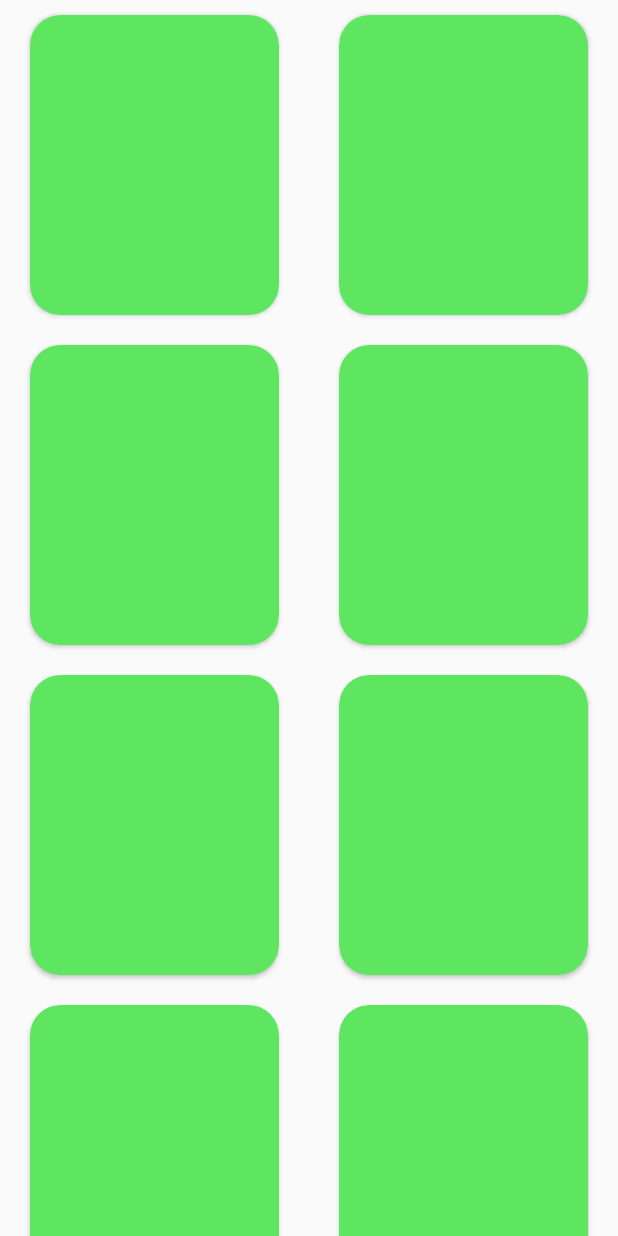
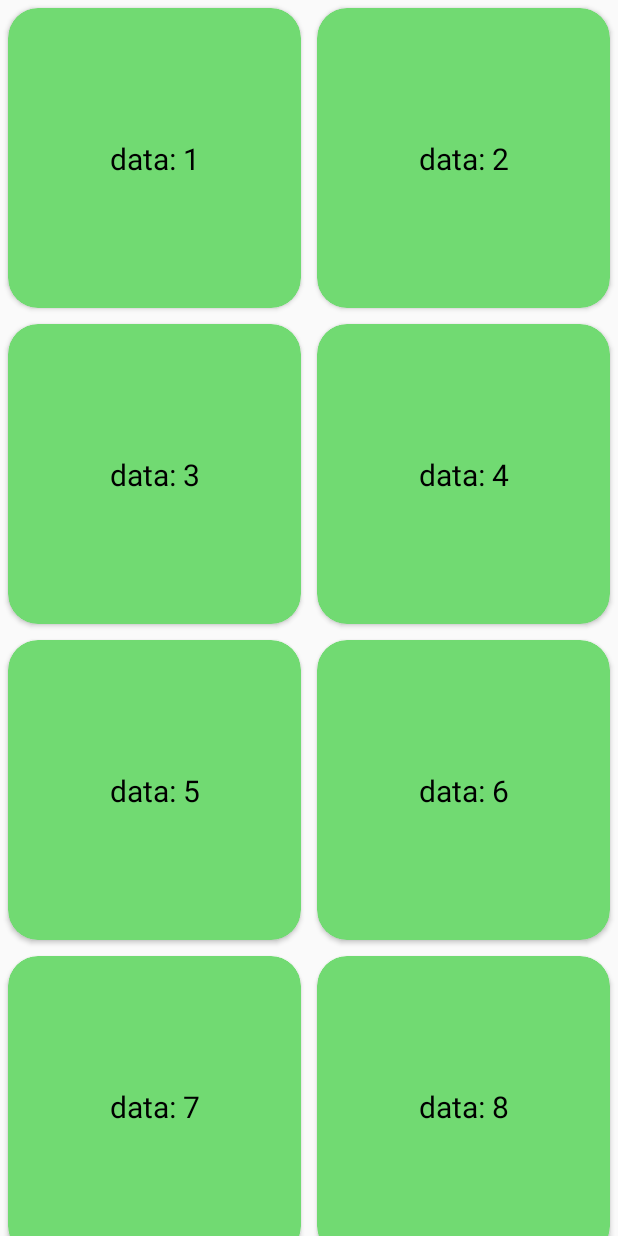
Before and after one commit to valkriaine/Bouncy, an Android app: the screen it shows after launch (MainActivity), on a phone screen of 412 x 824 dp. Run offline under Robolectric (Android 15) with nearby library versions, the phone set to English and light mode, and no system bars.

```diff
--- a/example/src/main/java/com/factor/example/Adapter.java
+++ /dev/null
@@ -1,79 +0,0 @@
-package com.factor.example;
-
-import android.view.LayoutInflater;
-import android.view.View;
-import android.view.ViewGroup;
-import androidx.annotation.NonNull;
-import androidx.recyclerview.widget.RecyclerView;
-import com.factor.bouncy.BouncyRecyclerView;
-import org.jetbrains.annotations.NotNull;
-import org.jetbrains.annotations.Nullable;
-
-import java.util.ArrayList;
-
-public class Adapter extends BouncyRecyclerView.Adapter
-{
-    final ArrayList<String> data = new ArrayList<>();
-
-
-    public Adapter()
-    {
-        for (int i = 0; i < 20; i ++)
-            data.add("data: " + i);
-    }
-
-    @Override
-    public void onItemMoved(int fromPosition, int toPosition) {
-
-    }
-
-    @Override
-    public void onItemSwipedToStart(@Nullable RecyclerView.ViewHolder viewHolder, int positionOfItem) {
-
-    }
-
-    @Override
-    public void onItemSwipedToEnd(@Nullable RecyclerView.ViewHolder viewHolder, int positionOfItem) {
-
-    }
-
-    @Override
-    public void onItemSelected(@Nullable RecyclerView.ViewHolder viewHolder) {
-
-    }
-
-    @Override
-    public void onItemReleased(@Nullable RecyclerView.ViewHolder viewHolder) {
-
-    }
-
-    @NonNull
-    @NotNull
-    @Override
-    public RecyclerView.ViewHolder onCreateViewHolder(@NonNull @NotNull ViewGroup parent, int viewType) {
-
-        View v = LayoutInflater.from(parent.getContext()).inflate(R.layout.item, parent, false);
-        return new MyViewHolder(v);
-    }
-
-    @Override
-    public void onBindViewHolder(@NonNull @NotNull RecyclerView.ViewHolder holder, int position)
-    {
-
-    }
-
-    @Override
-    public int getItemCount()
-    {
-        return data.size();
-    }
-
-
-    static class MyViewHolder extends RecyclerView.ViewHolder
-    {
-        public MyViewHolder(@NonNull @NotNull View itemView)
-        {
-            super(itemView);
-        }
-    }
-}
--- /dev/null
+++ b/example/src/main/java/com/factor/example/Adapter.kt
@@ -0,0 +1,73 @@
+package com.factor.example
+
+import android.view.LayoutInflater
+import android.view.View
+import android.view.ViewGroup
+import android.widget.TextView
+import androidx.recyclerview.widget.RecyclerView.ViewHolder
+import com.factor.bouncy.BouncyRecyclerView
+import java.util.*
+
+class Adapter : BouncyRecyclerView.Adapter()
+{
+    private val data = ArrayList<String>()
+
+    init
+    {
+        for (i in 1..50) data.add("data: $i")
+    }
+
+
+    override fun onItemMoved(fromPosition: Int, toPosition: Int)
+    {
+        Collections.swap(data, fromPosition, toPosition)
+        notifyItemMoved(fromPosition, toPosition)
+    }
+
+    override fun onItemSwipedToStart(viewHolder: ViewHolder?, positionOfItem: Int)
+    {
+        data[positionOfItem] += "swiped to left"
+        notifyItemChanged(positionOfItem)
+    }
+
+    override fun onItemSwipedToEnd(viewHolder: ViewHolder?, positionOfItem: Int)
+    {
+        data[positionOfItem] += "swiped to right"
+        notifyItemChanged(positionOfItem)
+    }
+
+    override fun onItemSelected(viewHolder: ViewHolder?)
+    {
+
+    }
+
+    override fun onItemReleased(viewHolder: ViewHolder?)
+    {
+
+    }
+
+    override fun onCreateViewHolder(parent: ViewGroup, viewType: Int): ViewHolder
+    {
+        return MyViewHolder(LayoutInflater.from(parent.context).inflate(R.layout.item, parent, false))
+    }
+
+    override fun onBindViewHolder(holder: ViewHolder, position: Int)
+    {
+        (holder as MyViewHolder).bindData(data[position])
+    }
+
+    override fun getItemCount(): Int
+    {
+        return data.size
+    }
+
+    internal class MyViewHolder(itemView: View) : ViewHolder(itemView)
+    {
+        fun bindData(data : String)
+        {
+            itemView.findViewById<TextView>(R.id.data_text).text = data
+        }
+    }
+
+
+}
--- a/example/src/main/res/layout/activity_main.xml
+++ b/example/src/main/res/layout/activity_main.xml
@@ -10,6 +10,8 @@
 <com.factor.bouncy.BouncyRecyclerView
         android:id="@+id/rc"
         android:layout_width="match_parent"
-        android:layout_height="match_parent"/>
+        android:layout_height="match_parent"
+        app:allow_drag_reorder="true"
+        app:allow_item_swipe="true"/>
 
 </androidx.constraintlayout.widget.ConstraintLayout>
--- a/example/src/main/res/layout/item.xml
+++ b/example/src/main/res/layout/item.xml
@@ -1,18 +1,31 @@
 <?xml version="1.0" encoding="utf-8"?>
-<androidx.constraintlayout.widget.ConstraintLayout
+<androidx.cardview.widget.CardView
         xmlns:android="http://schemas.android.com/apk/res/android"
+        xmlns:app="http://schemas.android.com/apk/res-auto"
+        app:cardBackgroundColor="#71DA72"
+        app:cardCornerRadius="20dp"
+        app:layout_constraintTop_toTopOf="parent"
+        app:layout_constraintBottom_toBottomOf="parent"
+        android:layout_marginVertical="5dp"
+        android:layout_marginHorizontal="5dp"
         android:layout_width="match_parent"
-        android:layout_height="wrap_content"
-        xmlns:app="http://schemas.android.com/apk/res-auto">
+        android:layout_height="200dp">
 
-    <androidx.cardview.widget.CardView
-            app:cardBackgroundColor="#5FE661"
-            app:cardCornerRadius="20dp"
-            app:layout_constraintTop_toTopOf="parent"
-            app:layout_constraintBottom_toBottomOf="parent"
-            android:layout_marginVertical="10dp"
-            android:layout_marginHorizontal="20dp"
+    <androidx.constraintlayout.widget.ConstraintLayout
             android:layout_width="match_parent"
-            android:layout_height="200dp"/>
+            android:layout_height="match_parent">
 
-</androidx.constraintlayout.widget.ConstraintLayout>
+        <androidx.appcompat.widget.AppCompatTextView
+                android:id="@+id/data_text"
+                android:textSize="20sp"
+                android:textColor="@android:color/black"
+                app:layout_constraintTop_toTopOf="parent"
+                app:layout_constraintBottom_toBottomOf="parent"
+                app:layout_constraintStart_toStartOf="parent"
+                app:layout_constraintEnd_toEndOf="parent"
+                android:layout_width="wrap_content"
+                android:layout_height="wrap_content"/>
+
+    </androidx.constraintlayout.widget.ConstraintLayout>
+
+    </androidx.cardview.widget.CardView>
```
Also changed, not shown: bouncy/src/main/java/com/factor/bouncy/BouncyRecyclerView.kt (+4 -4 lines).
